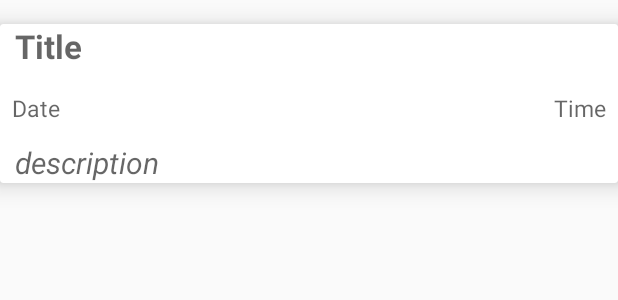
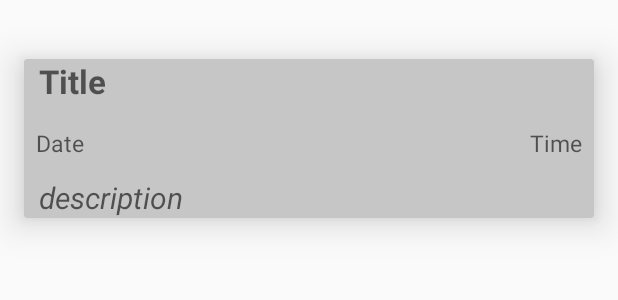
Before and after one commit to panwar67/WCC_Coach_App, an Android app: the layout all_posts_recyclerview_layout.xml on its own in the app's theme, with its tools: preview values and no code run, on a phone screen of 412 x 824 dp. Shown: the top 300 px of the screen. Run offline under Robolectric (Android 15) with nearby library versions, the phone set to English and light mode, and no system bars.

Commit message:
First push by saurav

```diff
--- a/app/src/main/res/layout/activity_add_new_post.xml
+++ b/app/src/main/res/layout/activity_add_new_post.xml
@@ -8,7 +8,7 @@
     android:paddingLeft="@dimen/activity_horizontal_margin"
     android:paddingRight="@dimen/activity_horizontal_margin"
     android:paddingTop="@dimen/activity_vertical_margin"
-    android:background="#c9c7c7"
+    android:background="#ffffff"
     tools:context="com.example.kashif.coachauthapp2.NewsAndPostDetails.AddNewPostActivity">
 
     <ScrollView
--- a/app/src/main/res/layout/all_posts_recyclerview_layout.xml
+++ b/app/src/main/res/layout/all_posts_recyclerview_layout.xml
@@ -4,7 +4,10 @@
     android:orientation="vertical"
     android:layout_width="match_parent"
     android:layout_height="wrap_content"
-   app:cardElevation="10dp"
+   app:cardElevation="15dp"
+    android:padding="5dp"
+    app:cardBackgroundColor="#c6c6c6"
+    app:cardUseCompatPadding="true"
     android:layout_marginTop="16dp"
     >
 
```
Also changed, not shown: app/src/main/res/layout/content_main.xml (+4 -3 lines).
